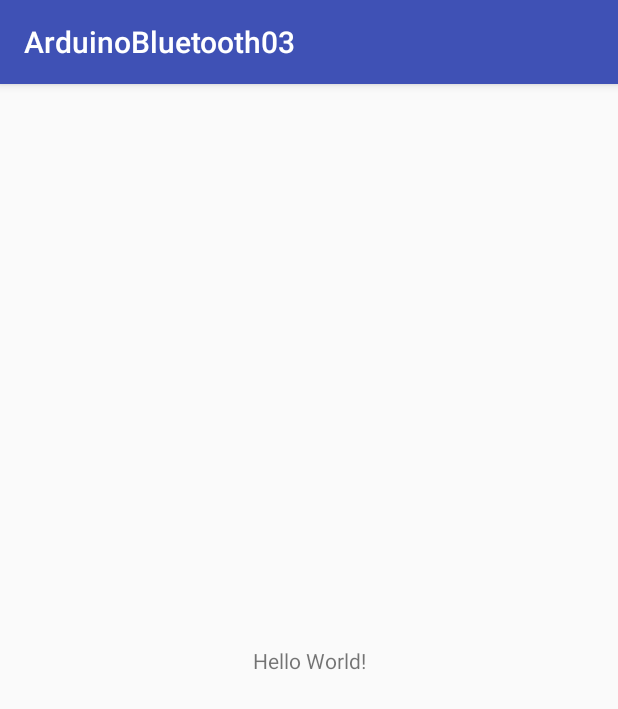
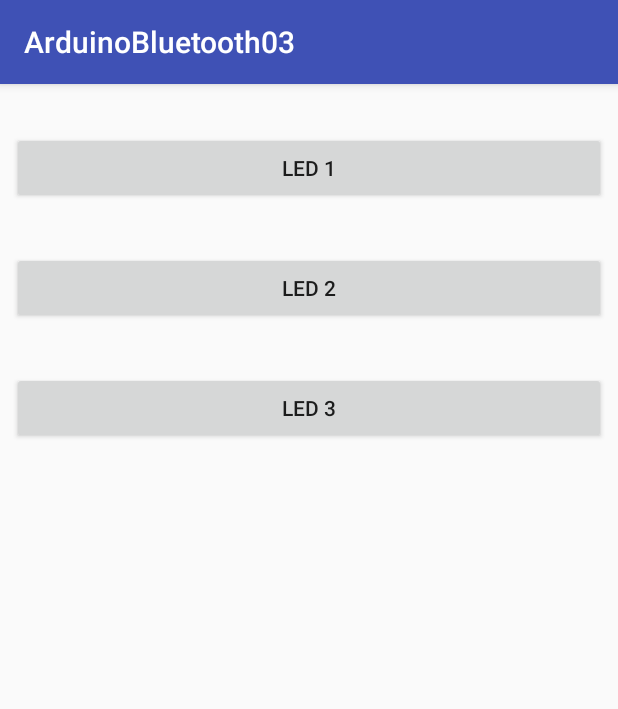
Before and after one commit to javierc22/ArduinoBluetooth03, an Android app: the screen it shows after launch (MainActivity), on a phone screen of 412 x 824 dp. Shown: the top 709 px of the screen. Run offline under Robolectric (Android 15) with nearby library versions, the phone set to English and light mode, and no system bars.

Commit message:
Agregando diseño y permisos para Bluetooth
Se agrega permisos para usar Bluetooth y se comprueba si el dispositivo es compatible con Bluetooth

```diff
--- a/app/src/main/AndroidManifest.xml
+++ b/app/src/main/AndroidManifest.xml
@@ -1,6 +1,9 @@
 <?xml version="1.0" encoding="utf-8"?>
 <manifest xmlns:android="http://schemas.android.com/apk/res/android"
     package="com.javierec.arduinobluetooth03">
+
+    <uses-permission android:name="android.permission.BLUETOOTH"/>
+    <uses-permission android:name="android.permission.BLUETOOTH_ADMIN"/>
 
     <application
         android:allowBackup="true"
--- a/app/src/main/java/com/javierec/arduinobluetooth03/MainActivity.java
+++ b/app/src/main/java/com/javierec/arduinobluetooth03/MainActivity.java
@@ -1,13 +1,35 @@
 package com.javierec.arduinobluetooth03;
 
+import android.bluetooth.BluetoothAdapter;
+import android.content.Intent;
 import android.support.v7.app.AppCompatActivity;
 import android.os.Bundle;
+import android.widget.Toast;
 
 public class MainActivity extends AppCompatActivity {
+
+    BluetoothAdapter mBluetoothAdapter = null;
+    int ENABLE_BT = 1;
 
     @Override
     protected void onCreate(Bundle savedInstanceState) {
         super.onCreate(savedInstanceState);
         setContentView(R.layout.activity_main);
+
+        BluetoothAdapter mBluetoothAdapter = BluetoothAdapter.getDefaultAdapter();
+
+        // Comprueba si dispositivo es compatible con Bluetooth
+        if (mBluetoothAdapter == null) {
+            //Dispositivo no posee Bluetooth
+            Toast.makeText(this,
+                    "Su dispositivo no posee Bluetooth",
+                    Toast.LENGTH_SHORT).show();
+        } else if (!mBluetoothAdapter.isEnabled()) {
+            // Habilita BlueTooth
+            // Esto generará una solicitud para habilitar Bluetooth a través de los ajustes de sistema (sin detener tu aplicación)
+            // en caso que no esté activado
+            Intent enableBtIntent = new Intent(BluetoothAdapter.ACTION_REQUEST_ENABLE);
+            startActivityForResult(enableBtIntent, ENABLE_BT);
+        }
     }
 }
--- a/app/src/main/res/layout/activity_main.xml
+++ b/app/src/main/res/layout/activity_main.xml
@@ -1,18 +1,46 @@
 <?xml version="1.0" encoding="utf-8"?>
-<android.support.constraint.ConstraintLayout xmlns:android="http://schemas.android.com/apk/res/android"
+<android.support.constraint.ConstraintLayout
+    xmlns:android="http://schemas.android.com/apk/res/android"
     xmlns:app="http://schemas.android.com/apk/res-auto"
     xmlns:tools="http://schemas.android.com/tools"
     android:layout_width="match_parent"
     android:layout_height="match_parent"
     tools:context=".MainActivity">
 
-    <TextView
-        android:layout_width="wrap_content"
+
+    <Button
+        android:id="@+id/button_led_1"
+        android:layout_width="match_parent"
         android:layout_height="wrap_content"
-        android:text="Hello World!"
-        app:layout_constraintBottom_toBottomOf="parent"
-        app:layout_constraintLeft_toLeftOf="parent"
-        app:layout_constraintRight_toRightOf="parent"
+        android:layout_marginEnd="8dp"
+        android:layout_marginStart="8dp"
+        android:layout_marginTop="32dp"
+        android:text="Led 1"
+        app:layout_constraintEnd_toEndOf="parent"
+        app:layout_constraintStart_toStartOf="parent"
         app:layout_constraintTop_toTopOf="parent" />
 
+    <Button
+        android:id="@+id/button_led_2"
+        android:layout_width="match_parent"
+        android:layout_height="wrap_content"
+        android:layout_marginEnd="8dp"
+        android:layout_marginStart="8dp"
+        android:layout_marginTop="32dp"
+        android:text="Led 2"
+        app:layout_constraintEnd_toEndOf="parent"
+        app:layout_constraintStart_toStartOf="parent"
+        app:layout_constraintTop_toBottomOf="@+id/button_led_1" />
+
+    <Button
+        android:id="@+id/button_led_3"
+        android:layout_width="match_parent"
+        android:layout_height="wrap_content"
+        android:layout_marginEnd="8dp"
+        android:layout_marginStart="8dp"
+        android:layout_marginTop="32dp"
+        android:text="Led 3"
+        app:layout_constraintEnd_toEndOf="parent"
+        app:layout_constraintStart_toStartOf="parent"
+        app:layout_constraintTop_toBottomOf="@+id/button_led_2" />
 </android.support.constraint.ConstraintLayout>
```
